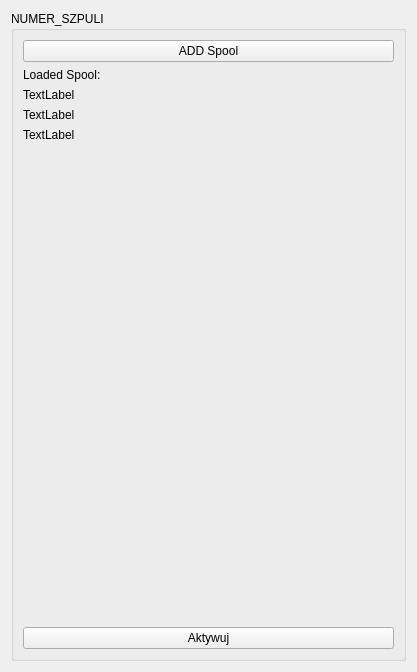
Qt form src/filamux_ui/widgets/spool_widget.ui (Dalachowsky/filamux-ui) before a commit.
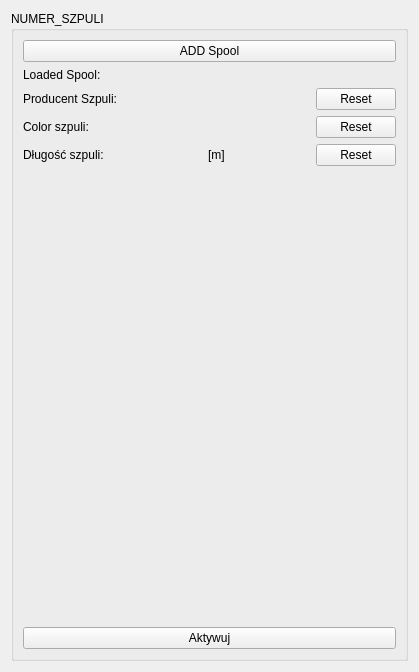
The same form after that commit.

Commit message: Dodanie reset i braku mozliwosci wpisania str na lenght

```diff
--- a/src/filamux_ui/widgets/spool_widget.ui
+++ b/src/filamux_ui/widgets/spool_widget.ui
@@ -6,7 +6,7 @@
    <rect>
     <x>0</x>
     <y>0</y>
-    <width>417</width>
+    <width>419</width>
     <height>672</height>
    </rect>
   </property>
@@ -35,25 +35,164 @@
        </widget>
       </item>
       <item>
-       <widget class="QLabel" name="producerLabel">
-        <property name="text">
-         <string>TextLabel</string>
-        </property>
-       </widget>
+       <layout class="QHBoxLayout" name="horizontalLayout_3">
+        <item>
+         <widget class="QLabel" name="label_2">
+          <property name="text">
+           <string>Producent Szpuli:</string>
+          </property>
+         </widget>
+        </item>
+        <item>
+         <spacer name="horizontalSpacer_6">
+          <property name="orientation">
+           <enum>Qt::Horizontal</enum>
+          </property>
+          <property name="sizeHint" stdset="0">
+           <size>
+            <width>40</width>
+            <height>20</height>
+           </size>
+          </property>
+         </spacer>
+        </item>
+        <item>
+         <widget class="QLabel" name="producerLabel">
+          <property name="text">
+           <string/>
+          </property>
+         </widget>
+        </item>
+        <item>
+         <spacer name="horizontalSpacer_3">
+          <property name="orientation">
+           <enum>Qt::Horizontal</enum>
+          </property>
+          <property name="sizeHint" stdset="0">
+           <size>
+            <width>40</width>
+            <height>20</height>
+           </size>
+          </property>
+         </spacer>
+        </item>
+        <item>
+         <widget class="QPushButton" name="resetProducer">
+          <property name="text">
+           <string>Reset</string>
+          </property>
+         </widget>
+        </item>
+       </layout>
       </item>
       <item>
-       <widget class="QLabel" name="colorLabel">
-        <property name="text">
-         <string>TextLabel</string>
-        </property>
-       </widget>
+       <layout class="QHBoxLayout" name="horizontalLayout_2">
+        <item>
+         <widget class="QLabel" name="label_3">
+          <property name="text">
+           <string>Color szpuli:</string>
+          </property>
+         </widget>
+        </item>
+        <item>
+         <spacer name="horizontalSpacer_5">
+          <property name="orientation">
+           <enum>Qt::Horizontal</enum>
+          </property>
+          <property name="sizeHint" stdset="0">
+           <size>
+            <width>40</width>
+            <height>20</height>
+           </size>
+          </property>
+         </spacer>
+        </item>
+        <item>
+         <widget class="QLabel" name="colorLabel">
+          <property name="text">
+           <string/>
+          </property>
+         </widget>
+        </item>
+        <item>
+         <spacer name="horizontalSpacer_2">
+          <property name="orientation">
+           <enum>Qt::Horizontal</enum>
+          </property>
+          <property name="sizeHint" stdset="0">
+           <size>
+            <width>40</width>
+            <height>20</height>
+           </size>
+          </property>
+         </spacer>
+        </item>
+        <item>
+         <widget class="QPushButton" name="resetColor">
+          <property name="text">
+           <string>Reset</string>
+          </property>
+         </widget>
+        </item>
+       </layout>
       </item>
       <item>
-       <widget class="QLabel" name="lenghtLabel">
-        <property name="text">
-         <string>TextLabel</string>
-        </property>
-       </widget>
+       <layout class="QHBoxLayout" name="horizontalLayout">
+        <item>
+         <widget class="QLabel" name="label_4">
+          <property name="text">
+           <string>Długość szpuli:</string>
+          </property>
+         </widget>
+        </item>
+        <item>
+         <spacer name="horizontalSpacer_4">
+          <property name="orientation">
+           <enum>Qt::Horizontal</enum>
+          </property>
+          <property name="sizeHint" stdset="0">
+           <size>
+            <width>40</width>
+            <height>20</height>
+           </size>
+          </property>
+         </spacer>
+        </item>
+        <item>
+         <widget class="QLabel" name="lenghtLabel">
+          <property name="text">
+           <string/>
+          </property>
+         </widget>
+        </item>
+        <item>
+         <widget class="QLabel" name="label_5">
+          <property name="text">
+           <string>[m]</string>
+          </property>
+         </widget>
+        </item>
+        <item>
+         <spacer name="horizontalSpacer">
+          <property name="orientation">
+           <enum>Qt::Horizontal</enum>
+          </property>
+          <property name="sizeHint" stdset="0">
+           <size>
+            <width>40</width>
+            <height>20</height>
+           </size>
+          </property>
+         </spacer>
+        </item>
+        <item>
+         <widget class="QPushButton" name="resetlenght">
+          <property name="text">
+           <string>Reset</string>
+          </property>
+         </widget>
+        </item>
+       </layout>
       </item>
       <item>
        <spacer name="verticalSpacer">
```
The commit also changes 11 other files.
